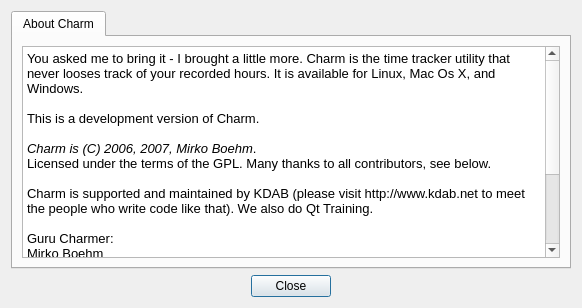
Above: Charm/CharmAboutDialog.ui from KDAB/Charm before the change. Below: the same form after it.
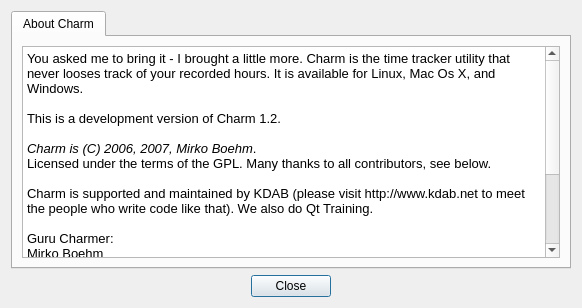
That is the form after the change.

Patch:
```diff
--- a/Charm/CharmAboutDialog.ui
+++ b/Charm/CharmAboutDialog.ui
@@ -43,7 +43,7 @@
 &lt;/style>&lt;/head>&lt;body style=" font-family:'Lucida Grande'; font-size:13pt; font-weight:400; font-style:normal;">
 &lt;p style=" margin-top:0px; margin-bottom:0px; margin-left:0px; margin-right:0px; -qt-block-indent:0; text-indent:0px;">&lt;span style=" font-size:10pt;">You asked me to bring it - I brought a little more. Charm is the time tracker utility that never looses track of your recorded hours. It is available for Linux, Mac Os X, and Windows.&lt;/span>&lt;/p>
 &lt;p style="-qt-paragraph-type:empty; margin-top:0px; margin-bottom:0px; margin-left:0px; margin-right:0px; -qt-block-indent:0; text-indent:0px; font-size:10pt;">&lt;/p>
-&lt;p style=" margin-top:0px; margin-bottom:0px; margin-left:0px; margin-right:0px; -qt-block-indent:0; text-indent:0px; font-size:10pt;">This is a development version of Charm.&lt;/p>
+&lt;p style=" margin-top:0px; margin-bottom:0px; margin-left:0px; margin-right:0px; -qt-block-indent:0; text-indent:0px; font-size:10pt;">This is a development version of Charm 1.2.&lt;/p>
 &lt;p style="-qt-paragraph-type:empty; margin-top:0px; margin-bottom:0px; margin-left:0px; margin-right:0px; -qt-block-indent:0; text-indent:0px; font-size:10pt;">&lt;/p>
 &lt;p style=" margin-top:0px; margin-bottom:0px; margin-left:0px; margin-right:0px; -qt-block-indent:0; text-indent:0px; font-size:10pt;">&lt;span style=" font-style:italic;">Charm is (C) 2006, 2007, Mirko Boehm&lt;/span>. &lt;/p>
 &lt;p style=" margin-top:0px; margin-bottom:0px; margin-left:0px; margin-right:0px; -qt-block-indent:0; text-indent:0px; font-size:10pt;">Licensed under the terms of the GPL. Many thanks to all contributors, see below.&lt;/p>
```
